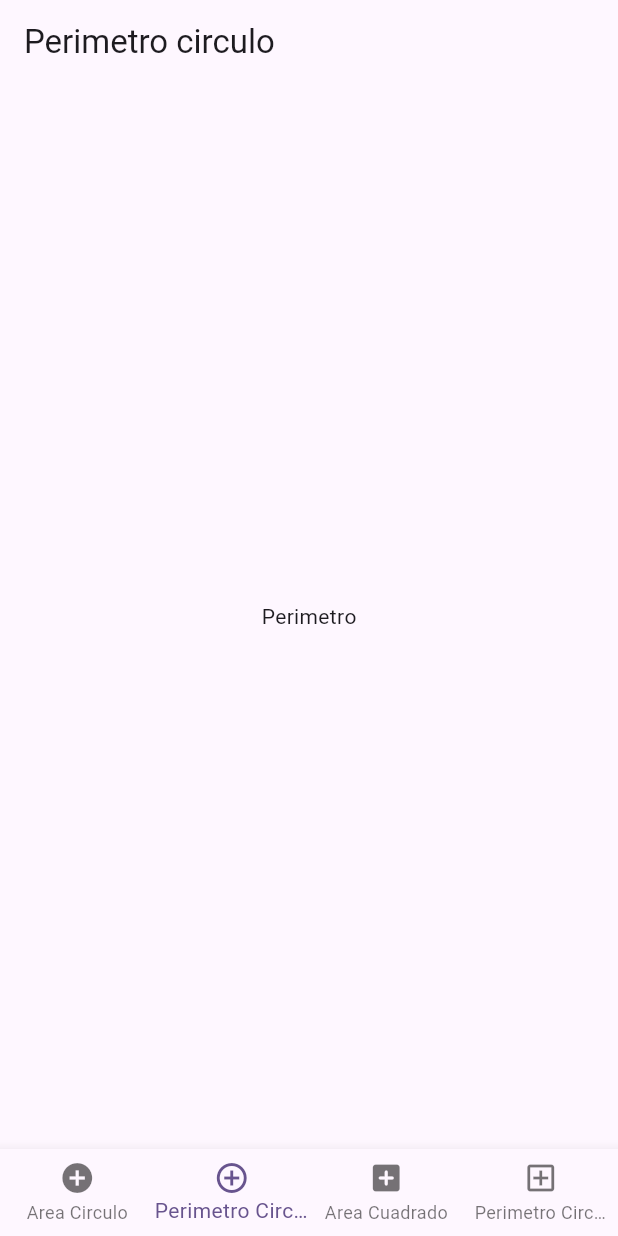
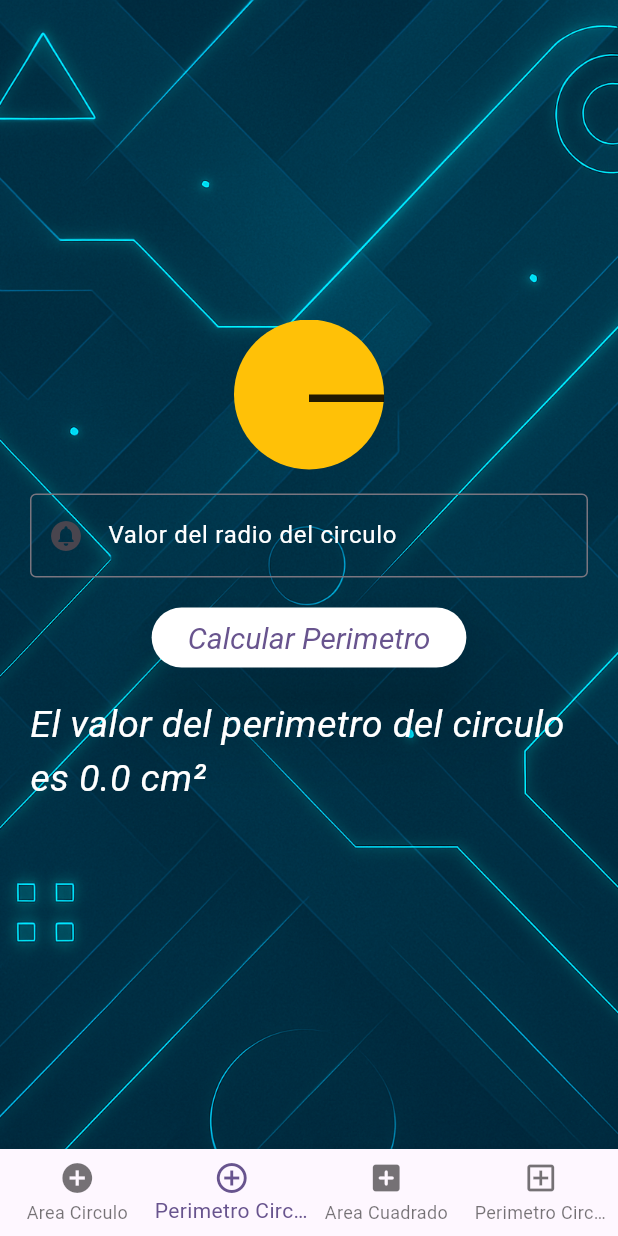
Before and after one commit to CamiloMedinaH/practica_2_gitflow, a Flutter app: the screen it shows after launch, item 2 of the bottom bar chosen, on a phone screen of 412 x 824 dp. Run offline on Flutter 3.47's test engine with Material 3 defaults, Android fonts, the phone set to English and light mode, and no system bars.

Commit message:
Creacion de la pestaña para calcular el perimetro del circulo

```diff
--- a/lib/pages/home_page.dart
+++ b/lib/pages/home_page.dart
@@ -1,6 +1,8 @@
 import 'package:flutter/material.dart';
 import 'package:practica_2_gitflow/pages/area_circulo.dart';
 import 'package:practica_2_gitflow/pages/area_cuadrado.dart';
+import 'package:practica_2_gitflow/pages/perimetro_circulo.dart';
+
 class HomePage extends StatefulWidget {
   const HomePage({super.key});
 
@@ -58,6 +60,7 @@ class _HomePageState extends State<HomePage> {
   }
 */
 
+/*
   class PerimetroCirculo extends StatelessWidget {
     @override
     Widget build(BuildContext constext) {
@@ -67,6 +70,8 @@ class _HomePageState extends State<HomePage> {
       );
     }
   }
+
+ */
 
  /* class AreaCuadrado extends StatelessWidget {
     @override
--- /dev/null
+++ b/lib/pages/perimetro_circulo.dart
@@ -0,0 +1,140 @@
+import 'dart:math';
+import 'package:flutter/material.dart';
+
+class PerimetroCirculo extends StatefulWidget {
+  const PerimetroCirculo({super.key});
+
+  @override
+  State<PerimetroCirculo> createState() => _PerimetroCirculoState();
+}
+
+class _PerimetroCirculoState extends State<PerimetroCirculo> {
+
+  final radio= TextEditingController();
+  double valor_radio = 100;
+  double perimetro = 0;
+
+  @override
+  Widget build(BuildContext context) {
+    return Scaffold(
+      body: Stack(
+        children: [
+          Positioned.fill(
+            child: Image.asset(
+              'assets/images/Fondo.png',
+              fit: BoxFit.cover,
+            ),
+          ),
+          Padding(
+            padding: const EdgeInsets.all(20),
+            child: Center(
+              child: SingleChildScrollView(
+                child: Column(
+                  mainAxisAlignment: MainAxisAlignment.center,
+                  children: [
+                    Stack(
+                      children: [
+                        Container(
+                          width: valor_radio,
+                          height: valor_radio,
+                          decoration: BoxDecoration(
+                            color: Colors.amber,
+                            shape: BoxShape.circle,
+                          ),
+                        ),
+                        Positioned(
+                          top: valor_radio/2,
+                          left: valor_radio/2,
+                          child: Container(
+                            width: valor_radio,
+                            height: 5,
+                            color: Colors.black87,
+                          ),
+                        ),
+                      ],
+                    ),
+                    SizedBox(
+                      height: 16,
+                    ),
+                    TextFormField(
+                      controller: radio,
+                      decoration: const InputDecoration(
+                        border: OutlineInputBorder(),
+                        labelText: 'Valor del radio del circulo',
+                        labelStyle: TextStyle(color: Colors.white),
+                        prefixIcon: Icon(Icons.circle_notifications),
+                      ),
+                      style: const TextStyle(
+                        color: Colors.white,
+                      ),
+                      keyboardType: TextInputType.number,
+                      autovalidateMode: AutovalidateMode.onUserInteraction,
+                      validator: (value) {
+                        if (value!.isEmpty) {
+                          return 'Debe digitar un valor del radio calido';
+                        } else {
+                          if (!value!.isValidNumber()){
+                            return 'Valor no valido para el radio';
+                          }
+                        }
+                        return null;
+                      }
+                    ),
+                    SizedBox(
+                      height: 16,
+                    ),
+                    ElevatedButton(
+                      style: ElevatedButton.styleFrom(
+                        textStyle: const TextStyle(
+                          fontSize: 20,
+                          fontStyle: FontStyle.italic,
+                          color: Colors.black,
+                        ),
+                        backgroundColor: Colors.white,
+                        elevation: 20,
+                      ),
+                      onPressed: () {
+                        valor_radio = double.parse(radio.text)*100;
+                        setState(() {
+                          perimetro = 2 * (valor_radio/100) * pi;
+                          if (valor_radio>500){
+                            valor_radio=500;
+                          } else {
+                            valor_radio=valor_radio;
+                          }
+                        });
+                      },
+                      child: const Text('Calcular Perimetro')
+                    ),
+                    SizedBox(
+                      height: 16,
+                    ),
+                    Text(
+                      'El valor del perimetro del circulo es ${perimetro.toStringAsFixed(1)} cm²',
+                      style: const TextStyle(
+                        fontSize: 25,
+                        fontStyle: FontStyle.italic,
+                        color: Colors.white
+                      ),
+                    ),
+                    SizedBox(
+                      height: 16,
+                    )
+
+
+                    ]
+                )
+              )
+            )
+          )
+        ]
+      )
+    );
+  }
+}
+
+extension on String {
+  bool isValidNumber() {
+    return RegExp(r'^[0-9]+$').hasMatch(this);
+  }
+}
```
